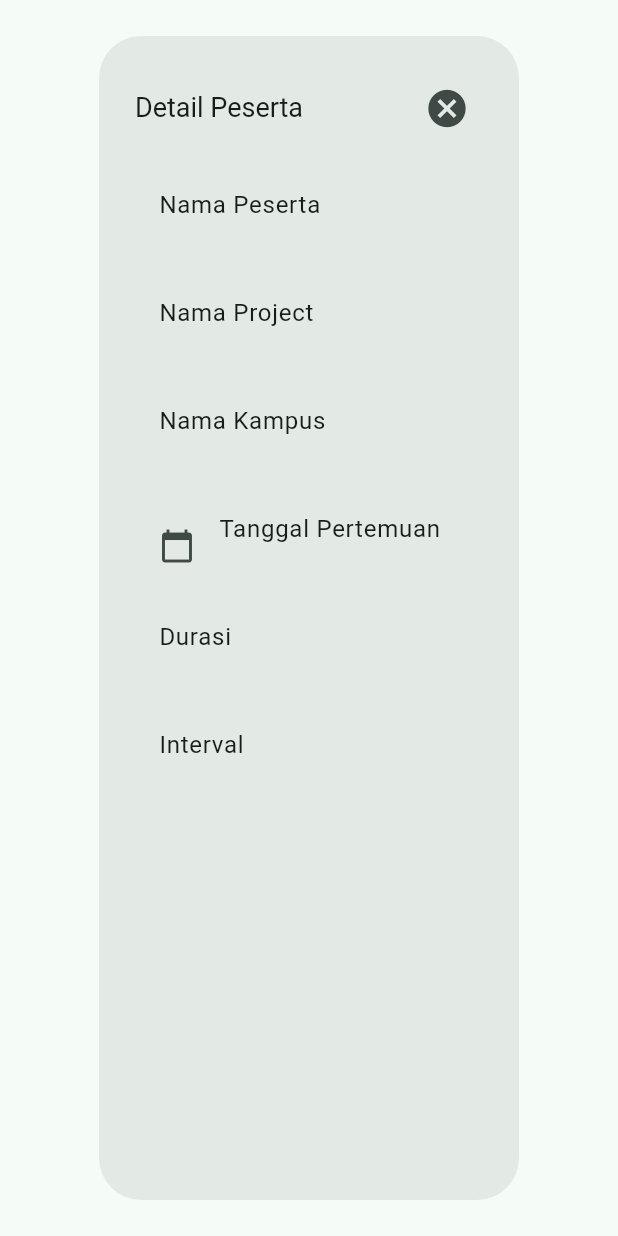
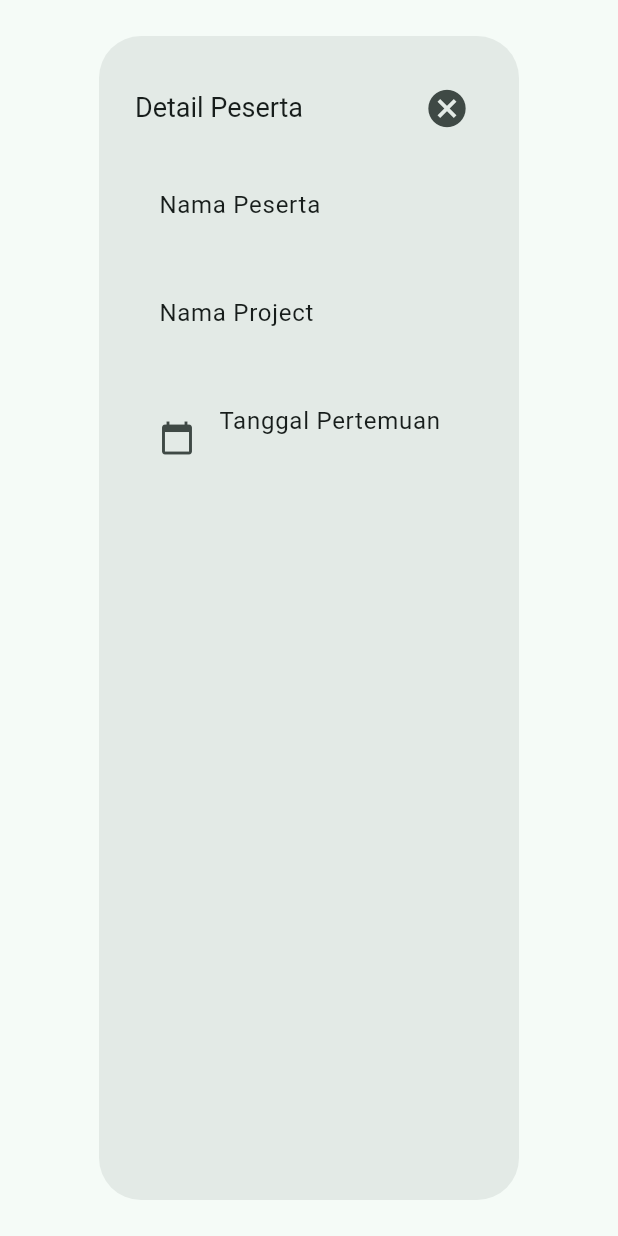
Before and after one commit to priboen/komdigi_logbooks_supervisors, a Flutter app: the DetailBimbinganDialog widget shown alone on an empty page, opened directly with empty values, on a phone screen of 412 x 824 dp. Run offline on Flutter 3.47's test engine with Material 3 defaults, Android fonts, the phone set to English and light mode, and no system bars; our stand-ins replace bloc, dartz, file_picker, flutter_bloc, flutter_svg, freezed_annotation and 4 more; missing offline and left inert: flutter_inappwebview; accounts and stored records are empty; network calls fail.

Commit message:
add detail

```diff
--- a/lib/presentation/bimbingan/dialog/detail_bimbingan_dialog.dart
+++ b/lib/presentation/bimbingan/dialog/detail_bimbingan_dialog.dart
@@ -4,18 +4,14 @@ import 'package:komdigi_logbooks_supervisors/core/extensions/extensions.dart';
 class DetailBimbinganDialog extends StatefulWidget {
   final String namaPeserta;
   final String namaProject;
-  final String namaKampus;
+  // final String namaKampus;
   final String tglPertemuan;
-  final String jumlahDurasi;
-  final String jumlahInterval;
   const DetailBimbinganDialog(
       {super.key,
       required this.namaPeserta,
       required this.namaProject,
-      required this.namaKampus,
-      required this.tglPertemuan,
-      required this.jumlahDurasi,
-      required this.jumlahInterval});
+      // required this.namaKampus,
+      required this.tglPertemuan,});
 
   @override
   State<DetailBimbinganDialog> createState() => _DetailBimbinganDialogState();
@@ -62,12 +58,12 @@ class _DetailBimbinganDialogState extends State<DetailBimbinganDialog> {
             ),
             subtitle: Text(widget.namaPeserta),
           ),
-          ListTile(
-            title: const Text(
-              'Nama Kampus',
-            ),
-            subtitle: Text(widget.namaKampus),
-          ),
+          // ListTile(
+          //   title: const Text(
+          //     'Nama Kampus',
+          //   ),
+          //   subtitle: Text(widget.namaKampus),
+          // ),
           ListTile(
             title: const Text(
               'Tanggal Pertemuan',
@@ -75,18 +71,18 @@ class _DetailBimbinganDialogState extends State<DetailBimbinganDialog> {
             subtitle: Text(widget.tglPertemuan),
             leading: const Icon(Icons.calendar_today),
           ),
-          ListTile(
-            title: const Text(
-              'Durasi',
-            ),
-            subtitle: Text(widget.jumlahDurasi),
-          ),
-          ListTile(
-            title: const Text(
-              'Interval',
-            ),
-            subtitle: Text(widget.jumlahInterval),
-          ),
+          // ListTile(
+          //   title: const Text(
+          //     'Durasi',
+          //   ),
+          //   subtitle: Text(widget.jumlahDurasi),
+          // ),
+          // ListTile(
+          //   title: const Text(
+          //     'Interval',
+          //   ),
+          //   subtitle: Text(widget.jumlahInterval),
+          // ),
         ],
       ),
     );
```
Also changed, not shown: lib/presentation/bimbingan/pages/bimbingan_page.dart (+34 -15 lines).
